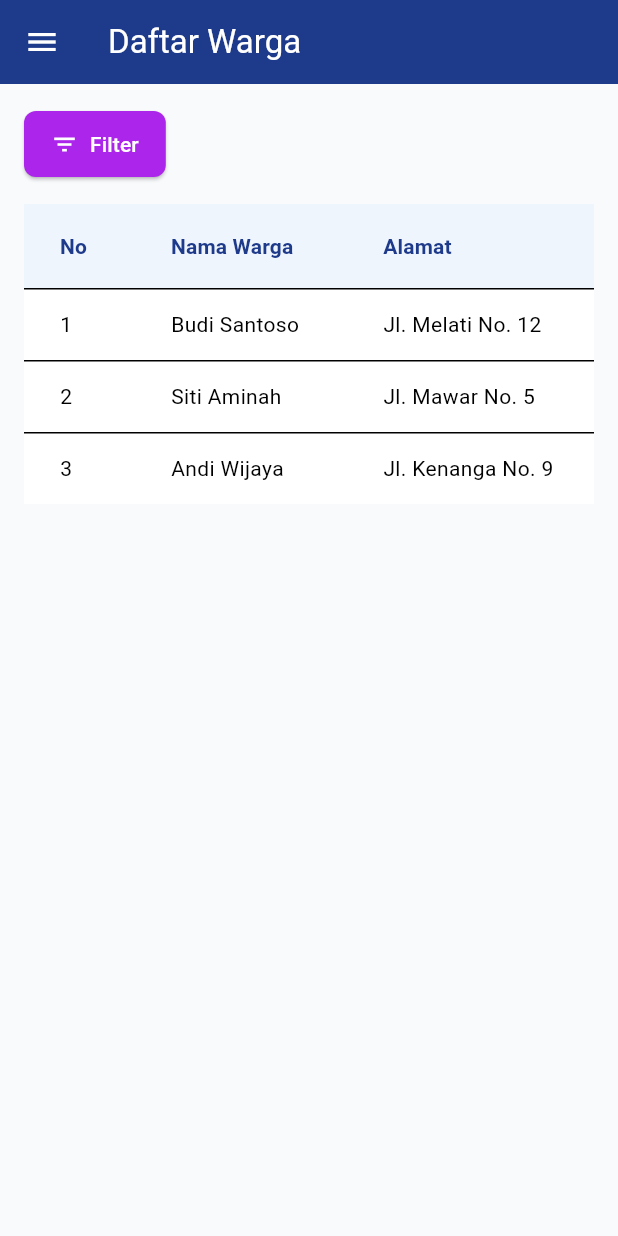
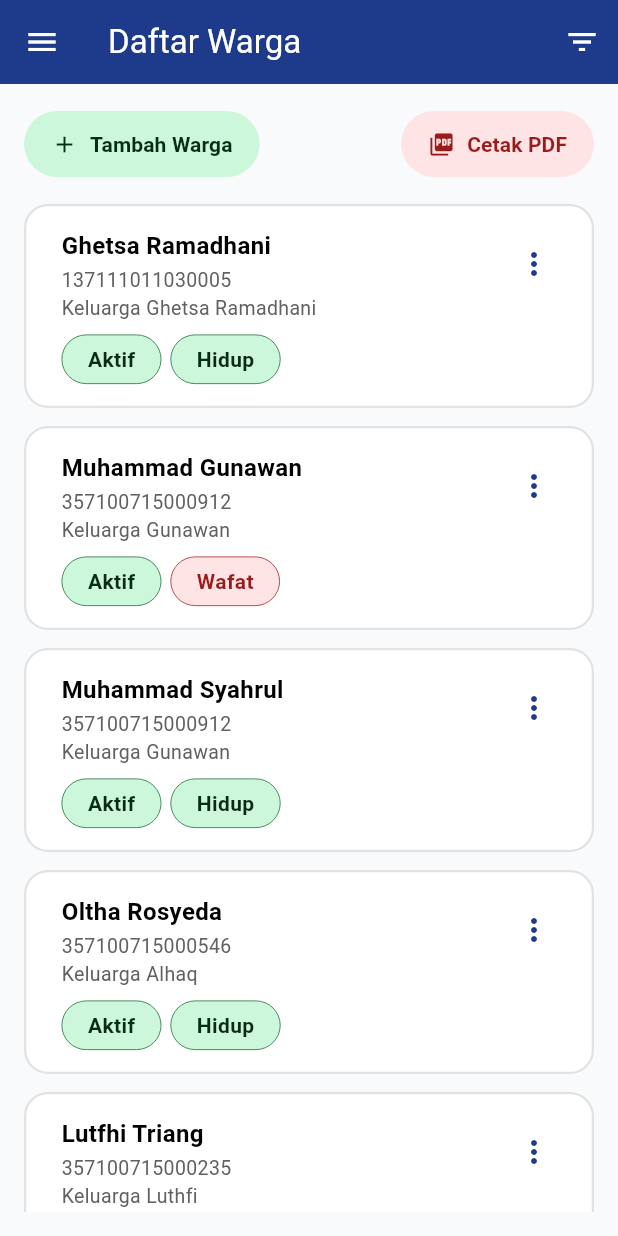
Before and after one commit to Ghetsa/UTS_Mobile_Kelompok3, a Flutter app: the DaftarWargaPage screen opened by its route, on a phone screen of 412 x 824 dp. Run offline on Flutter 3.47's test engine with Material 3 defaults, Android fonts, the phone set to English and light mode, and no system bars; our stand-ins replace file_picker, fl_chart.

Commit message:
fix: daftar warga

```diff
--- a/jawara_kelompok3/lib/Dashboard/kegiatan.dart
+++ b/jawara_kelompok3/lib/Dashboard/kegiatan.dart
@@ -208,7 +208,7 @@ class StatCard extends StatelessWidget {
       shape: RoundedRectangleBorder(
         borderRadius: BorderRadius.circular(14),
         side: BorderSide(
-          color: AppTheme.blueExtraLight,
+          color: AppTheme.grayLight,
           width: 1.5,
         ),
       ),
@@ -303,7 +303,7 @@ class PieCard extends StatelessWidget {
         color: background,
         borderRadius: BorderRadius.circular(20),
         border: Border.all(
-          color: AppTheme.blueExtraLight,
+          color: AppTheme.grayLight,
           width: 1.5,
         ),
       ),
@@ -466,7 +466,7 @@ class ExpandedListCard extends StatelessWidget {
       shape: RoundedRectangleBorder(
         borderRadius: BorderRadius.circular(14),
         side: BorderSide(
-          color: AppTheme.blueExtraLight, // 🔹 border card
+          color: AppTheme.grayLight, // 🔹 border card
           width: 1.5,
         ),
       ),
--- a/jawara_kelompok3/lib/DataWargaDanRumah/Warga/DaftarWarga.dart
+++ b/jawara_kelompok3/lib/DataWargaDanRumah/Warga/DaftarWarga.dart
@@ -5,53 +5,60 @@ import '../../Layout/sidebar.dart';
 class DaftarWargaPage extends StatelessWidget {
   const DaftarWargaPage({super.key});
 
-  @override
-  Widget build(BuildContext context) {
-    final List<Map<String, String>> dataWarga = [
+  final List<Map<String, dynamic>> warga = const [
     {
-        "no": "1",
-        "nama": "Budi Santoso",
-        "alamat": "Jl. Melati No. 12",
-        "telepon": "0812-1111-2222",
+      "nama": "Ghetsa Ramadhani",
+      "nik": "137111011030005",
+      "keluarga": "Keluarga Ghetsa Ramadhani",
+      "jenisKelamin": "Perempuan",
       "statusDomisili": "Aktif",
       "statusHidup": "Hidup",
     },
     {
-        "no": "2",
-        "nama": "Siti Aminah",
-        "alamat": "Jl. Mawar No. 5",
-        "telepon": "0813-2222-3333",
+      "nama": "Muhammad Gunawan",
+      "nik": "357100715000912",
+      "keluarga": "Keluarga Gunawan",
+      "jenisKelamin": "Laki-laki",
+      "statusDomisili": "Aktif",
+      "statusHidup": "Wafat",
+    },
+    {
+      "nama": "Muhammad Syahrul",
+      "nik": "357100715000912",
+      "keluarga": "Keluarga Gunawan",
+      "jenisKelamin": "Laki-laki",
       "statusDomisili": "Aktif",
       "statusHidup": "Hidup",
     },
     {
-        "no": "3",
-        "nama": "Andi Wijaya",
-        "alamat": "Jl. Kenanga No. 9",
-        "telepon": "0814-3333-4444",
+      "nama": "Oltha Rosyeda",
+      "nik": "357100715000546",
+      "keluarga": "Keluarga Alhaq",
+      "jenisKelamin": "Perempuan",
+      "statusDomisili": "Aktif",
+      "statusHidup": "Hidup",
+    },
+    {
+      "nama": "Lutfhi Triang",
+      "nik": "357100715000235",
+      "keluarga": "Keluarga Luthfi",
+      "jenisKelamin": "Laki-laki",
       "statusDomisili": "Aktif",
       "statusHidup": "Hidup",
     },
   ];
 
+  @override
+  Widget build(BuildContext context) {
     return Scaffold(
+      backgroundColor: AppTheme.backgroundBlueWhite,
       appBar: AppBar(
         title: const Text("Daftar Warga"),
         backgroundColor: AppTheme.primaryBlue,
-      ),
-      drawer: const AppSidebar(),
-      backgroundColor: AppTheme.backgroundBlueWhite,
-      body: Padding(
-        padding: const EdgeInsets.all(16.0),
-        child: Column(
-          crossAxisAlignment: CrossAxisAlignment.start,
-          children: [
-            /// ✅ Baris tombol atas (Filter & Tambah Warga di kanan)
-            Row(
-              mainAxisAlignment: MainAxisAlignment.spaceBetween,
-              children: [
-                /// Tombol Filter
-                ElevatedButton.icon(
+        actions: [
+          IconButton(
+            icon: const Icon(Icons.filter_list, color: Colors.white),
+            tooltip: "Filter Data",
             onPressed: () {
               showDialog(
                 context: context,
@@ -67,118 +74,144 @@ class DaftarWargaPage extends StatelessWidget {
                 ),
               );
             },
-                  icon: const Icon(Icons.filter_list, color: Colors.white),
-                  label: const Text("Filter"),
-                  style: ElevatedButton.styleFrom(
-                    backgroundColor: AppTheme.purpleDeep,
-                    foregroundColor: Colors.white,
-                    padding: const EdgeInsets.symmetric(horizontal: 18, vertical: 12),
+          ),
+        ],
+      ),
+      drawer: const AppSidebar(),
+      body: Padding(
+        padding: const EdgeInsets.all(16),
+        child: Column(
+          children: [
+            /// Tombol Tambah dan Cetak
+            Row(
+              mainAxisAlignment: MainAxisAlignment.spaceBetween,
+              children: [
+                TextButton.icon(
+                  onPressed: () {},
+                  icon: Icon(Icons.add, color: AppTheme.greenSuperDark),
+                  label: Text(
+                    "Tambah Warga",
+                    style: TextStyle(
+                      color: AppTheme.greenSuperDark,
+                      fontWeight: FontWeight.w600,
+                    ),
+                  ),
+                  style: TextButton.styleFrom(
+                    backgroundColor: AppTheme.greenExtraLight,
+                    padding: const EdgeInsets.symmetric(
+                        horizontal: 18, vertical: 12),
                     shape: RoundedRectangleBorder(
-                      borderRadius: BorderRadius.circular(8),
+                      borderRadius: BorderRadius.circular(30),
                     ),
                   ),
                 ),
+                TextButton.icon(
+                  onPressed: () {},
+                  icon: Icon(Icons.picture_as_pdf, color: AppTheme.redDark),
+                  label: Text(
+                    "Cetak PDF",
+                    style: TextStyle(
+                      color: AppTheme.redDark,
+                      fontWeight: FontWeight.w600,
+                    ),
+                  ),
+                  style: TextButton.styleFrom(
+                    backgroundColor: AppTheme.redExtraLight,
+                    padding: const EdgeInsets.symmetric(
+                        horizontal: 18, vertical: 12),
+                    shape: RoundedRectangleBorder(
+                      borderRadius: BorderRadius.circular(30),
+                    ),
+                  ),
+                )
               ],
             ),
-
             const SizedBox(height: 16),
 
-            /// ✅ Tabel Data Warga
+            /// Daftar warga (Card)
             Expanded(
-              child: LayoutBuilder(
-                builder: (context, constraints) {
-                  return SingleChildScrollView(
-                    scrollDirection: Axis.vertical,
-                    child: SingleChildScrollView(
-                      scrollDirection: Axis.horizontal,
-                      child: ConstrainedBox(
-                        constraints:
-                            BoxConstraints(minWidth: constraints.maxWidth),
-                        child: DataTable(
-                          headingRowColor: WidgetStateProperty.all(
-                              AppTheme.lightBlue.withOpacity(0.3)),
-                          dataRowColor: WidgetStateProperty.all(Colors.white),
-                          columns: const [
-                            DataColumn(
-                              label: Text("No",
+              child: ListView.builder(
+                itemCount: warga.length,
+                itemBuilder: (context, index) {
+                  final item = warga[index];
+                  return Card(
+                    color: Colors.white,
+                    shape: RoundedRectangleBorder(
+                      borderRadius: BorderRadius.circular(16),
+                      side: BorderSide(
+                        color: AppTheme.grayLight,
+                        width: 1.5,
+                      ),
+                    ),
+                    elevation: 0,
+                    margin: const EdgeInsets.only(bottom: 12),
+                    child: Padding(
+                      padding: const EdgeInsets.only(
+                          left: 25, right: 16, top: 16, bottom: 16),
+                      // padding: const EdgeInsets.all(16),
+                      child: Row(
+                        crossAxisAlignment: CrossAxisAlignment.start,
+                        children: [
+                          // CircleAvatar(
+                          //   backgroundColor: AppTheme.primaryBlue,
+                          //   child: Text(
+                          //     "${index + 1}",
+                          //     style: const TextStyle(
+                          //         color: Colors.white, fontSize: 16),
+                          //   ),
+                          // ),
+                          // const SizedBox(width: 12),
+                          Expanded(
+                            child: Column(
+                              crossAxisAlignment: CrossAxisAlignment.start,
+                              children: [
+                                Text(
+                                  item['nama'],
+                                  style: const TextStyle(
+                                    fontWeight: FontWeight.bold,
+                                    fontSize: 16,
+                                  ),
+                                ),
+                                const SizedBox(height: 2),
+                                Text(item['nik'],
                                     style: TextStyle(
-                                      fontWeight: FontWeight.bold,
-                                      color: AppTheme.primaryBlue)),
-                            ),
-                            DataColumn(
-                              label: Text("Nama Warga",
+                                        fontSize: 13, color: Colors.grey[700])),
+                                Text(item['keluarga'],
                                     style: TextStyle(
-                                      fontWeight: FontWeight.bold,
-                                      color: AppTheme.primaryBlue)),
-                            ),
-                            DataColumn(
-                              label: Text("Alamat",
-                                  style: TextStyle(
-                                      fontWeight: FontWeight.bold,
-                                      color: AppTheme.primaryBlue)),
-                            ),
-                            DataColumn(
-                              label: Text("No Telepon",
-                                  style: TextStyle(
-                                      fontWeight: FontWeight.bold,
-                                      color: AppTheme.primaryBlue)),
-                            ),
-                            DataColumn(
-                              label: Text("Status Domisili",
-                                  style: TextStyle(
-                                      fontWeight: FontWeight.bold,
-                                      color: AppTheme.primaryBlue)),
-                            ),
-                            DataColumn(
-                              label: Text("Status Hidup",
-                                  style: TextStyle(
-                                      fontWeight: FontWeight.bold,
-                                      color: AppTheme.primaryBlue)),
-                            ),
-                            DataColumn(
-                              label: Text("Aksi",
-                                  style: TextStyle(
-                                      fontWeight: FontWeight.bold,
-                                      color: AppTheme.primaryBlue)),
+                                        fontSize: 13, color: Colors.grey[700])),
+                                const SizedBox(height: 8),
+                                Row(
+                                  children: [
+                                    _buildStatusChip(item['statusDomisili']),
+                                    const SizedBox(width: 6),
+                                    _buildStatusChip(item['statusHidup']),
+                                  ],
                                 ),
                               ],
-                          rows: dataWarga.map((row) {
-                            return DataRow(
-                              cells: [
-                                DataCell(Text(row["no"]!)),
-                                DataCell(Text(row["nama"]!)),
-                                DataCell(Text(row["alamat"]!)),
-                                DataCell(Text(row["telepon"]!)),
-                                DataCell(
-                                    _buildStatusChip(row["statusDomisili"]!)),
-                                DataCell(_buildStatusChip(row["statusHidup"]!)),
-                                DataCell(
+                            ),
+                          ),
                           PopupMenuButton<String>(
                             icon: const Icon(Icons.more_vert,
                                 color: AppTheme.primaryBlue),
                             onSelected: (value) {
                               if (value == 'detail') {
-                                        debugPrint("Detail: ${row["nama"]}");
+                                debugPrint("Detail: ${item["nama"]}");
                               } else if (value == 'edit') {
-                                        debugPrint("Edit: ${row["nama"]}");
+                                debugPrint("Edit: ${item["nama"]}");
                               }
                             },
-                                    itemBuilder: (context) => [
-                                      const PopupMenuItem(
+                            itemBuilder: (context) => const [
+                              PopupMenuItem(
                                 value: 'detail',
                                 child: Text('Detail'),
                               ),
-                                      const PopupMenuItem(
+                              PopupMenuItem(
                                 value: 'edit',
                                 child: Text('Edit'),
                               ),
                             ],
                           ),
-                                ),
                         ],
-                            );
-                          }).toList(),
-                        ),
                       ),
                     ),
                   );
@@ -191,21 +224,27 @@ class DaftarWargaPage extends StatelessWidget {
     );
   }
 
-  /// ✅ Badge status (Aktif / Hidup)
+  /// 🔹 Chip status menggunakan warna AppTheme
   Widget _buildStatusChip(String status) {
     final bool isActive =
         status.toLowerCase() == "aktif" || status.toLowerCase() == "hidup";
+    final Color bgColor =
+        isActive ? AppTheme.greenExtraLight : AppTheme.redExtraLight;
+    final Color textColor =
+        isActive ? AppTheme.greenSuperDark : AppTheme.redDark;
+    final Color borderColor = isActive ? AppTheme.greenDark : AppTheme.redDark;
 
     return Container(
-      padding: const EdgeInsets.symmetric(horizontal: 12, vertical: 6),
+      padding: const EdgeInsets.symmetric(horizontal: 17, vertical: 6),
       decoration: BoxDecoration(
-        color: isActive ? Colors.green[100] : Colors.red[100],
+        color: bgColor,
         borderRadius: BorderRadius.circular(20),
+        border: Border.all(color: borderColor, width: 0.5),
       ),
       child: Text(
         status,
         style: TextStyle(
-          color: isActive ? Colors.green[800] : Colors.red[800],
+          color: textColor,
           fontWeight: FontWeight.bold,
         ),
       ),
--- a/jawara_kelompok3/lib/Theme/app_theme.dart
+++ b/jawara_kelompok3/lib/Theme/app_theme.dart
@@ -17,7 +17,7 @@ class AppTheme {
   static const Color graySuperDark = Color.fromARGB(255, 35, 35, 35); // Abu sangat gelap (mendekati hitam)
 
   // === Gradasi biru tambahan ===
-  static const Color blueSuperLight = Color.fromARGB(255, 229, 245, 255); // Biru sangat lembut (hampir putih)
+  static const Color blueSuperLight = Color.fromARGB(255, 242, 251, 255); // Biru sangat lembut (hampir putih)
   static const Color blueExtraLight = Color.fromARGB(255, 205, 233, 252); // Biru sangat lembut (hampir putih)
   static const Color blueLight = Color.fromARGB(255, 166, 207, 255); // Biru terang
   static const Color blueMediumLight = Color.fromARGB(255, 120, 170, 251); // Biru sedang
@@ -27,6 +27,7 @@ class AppTheme {
   static const Color blueSuperDark = Color.fromARGB(255, 18, 41, 116); // Biru gelap (lebih pekat)
 
   // === Gradasi kuning-oranye tambahan ===
+  static const Color yellowSuperLight = Color.fromARGB(255, 255, 249, 240); // Kuning sangat lembut (hampir putih)
   static const Color yellowExtraLight = Color.fromARGB(255, 255, 242, 219); // Kuning sangat lembut (hampir putih)
   static const Color yellowLight = Color.fromARGB(255, 255, 230, 153); // Kuning pastel lembut
   static const Color yellowMediumLight = Color.fromARGB(255, 255, 213, 128); // Kuning-oranye terang
```
Also changed, not shown: jawara_kelompok3/lib/main.dart (line endings or trailing spaces). Lines whose indentation alone changed are shown as unchanged.
